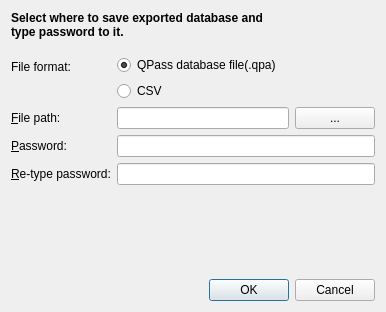
Qt form dialogs/DatabaseExportDialog.ui (veaceslav/qpass-qt5) before a commit.
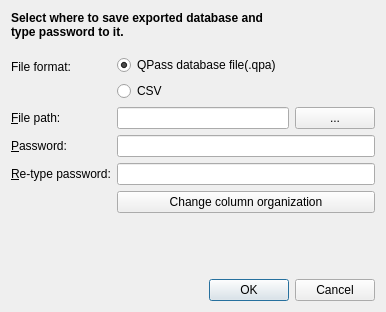
The same form after that commit.

Commit message:
Added option to modify exported column organization
Previous commit added only option to change column
organization of imported files

The edit to the form file:
```diff
--- a/dialogs/DatabaseExportDialog.ui
+++ b/dialogs/DatabaseExportDialog.ui
@@ -157,6 +157,16 @@
        </property>
       </widget>
      </item>
+     <item row="4" column="1">
+      <widget class="QPushButton" name="changeColumnOrganizationButton">
+       <property name="enabled">
+        <bool>true</bool>
+       </property>
+       <property name="text">
+        <string>Change column organization</string>
+       </property>
+      </widget>
+     </item>
     </layout>
    </item>
    <item>
```
Left out of the diff: 180 changed lines with no effect on the pictures. The commit also changes 5 other files.
